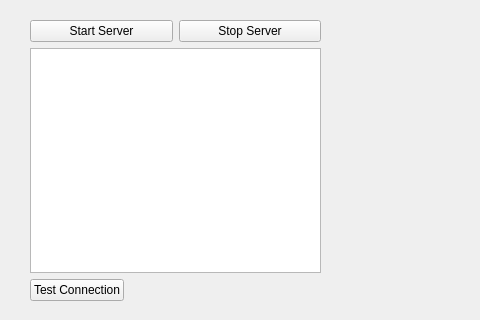
Before: the Qt Designer form MATFWars/server/mainwindow.ui in Divljo31/MATFWars, drawn with Qt 5; both pictures show x 0 to 480 and y 0 to 320 of the 800 by 600 pixel window.
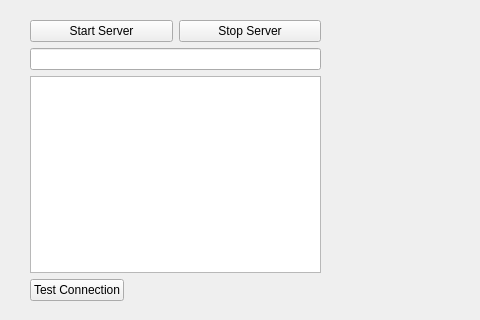
After: the same form once the commit is applied.

```diff
--- a/MATFWars/server/mainwindow.ui
+++ b/MATFWars/server/mainwindow.ui
@@ -42,6 +42,13 @@
        </item>
       </layout>
      </item>
+     <item>
+      <widget class="QLineEdit" name="lineEdit_port">
+       <property name="text">
+        <string/>
+       </property>
+      </widget>
+     </item>
      <item>
       <widget class="QTextEdit" name="textEdit_log"/>
      </item>
```
